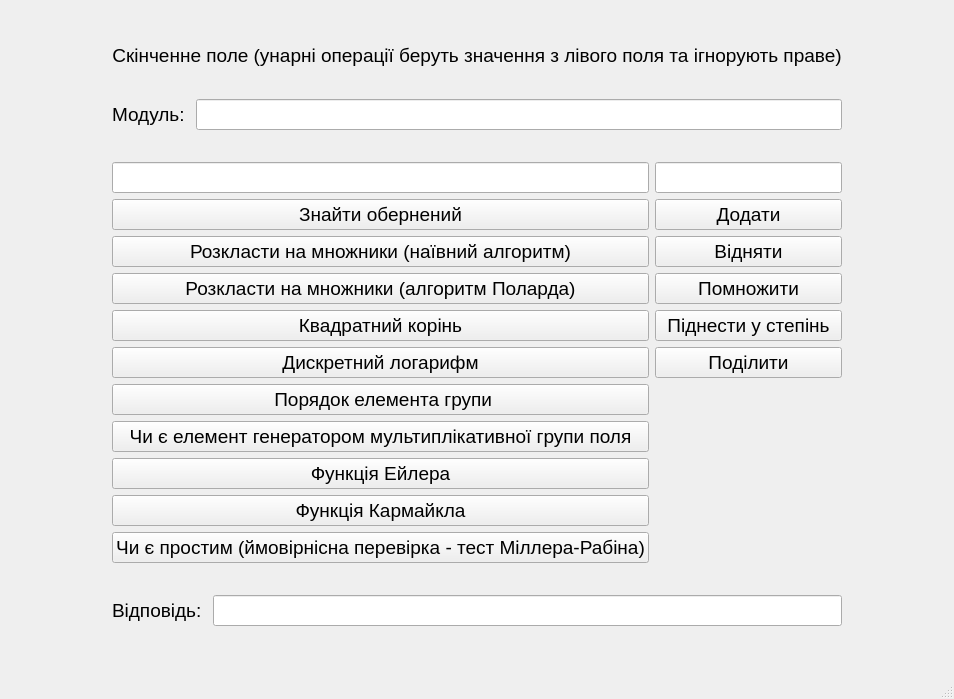
Qt form GeneralAlgebraTeamLabProject/GUI/finitefieldwindow.ui (Oleksii-Adamov/GeneralAlgebraTeamLab) before a commit.
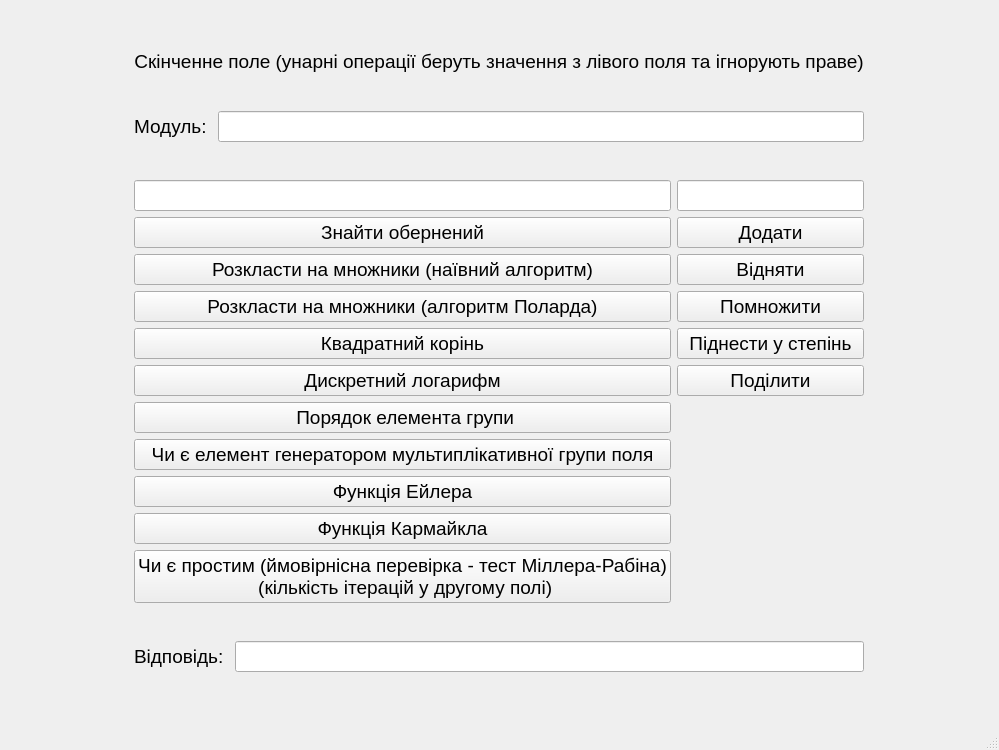
The same form after that commit.

Commit message: FiniteFieldWindow: added isPrime Miller-Rabin test

```diff
--- a/GeneralAlgebraTeamLabProject/GUI/finitefieldwindow.ui
+++ b/GeneralAlgebraTeamLabProject/GUI/finitefieldwindow.ui
@@ -6,8 +6,8 @@
    <rect>
     <x>0</x>
     <y>0</y>
-    <width>954</width>
-    <height>699</height>
+    <width>999</width>
+    <height>750</height>
    </rect>
   </property>
   <property name="sizePolicy">
@@ -146,7 +146,8 @@
          <item row="11" column="0">
           <widget class="QPushButton" name="pushButton_14">
            <property name="text">
-            <string>Чи є простим (ймовірнісна перевірка - тест Міллера-Рабіна)</string>
+            <string>Чи є простим (ймовірнісна перевірка - тест Міллера-Рабіна) 
+ (кількість ітерацій у другому полі)</string>
            </property>
           </widget>
          </item>
```
Left out of the diff: 2 changed lines with no effect on the pictures. The commit also changes 2 other files.
